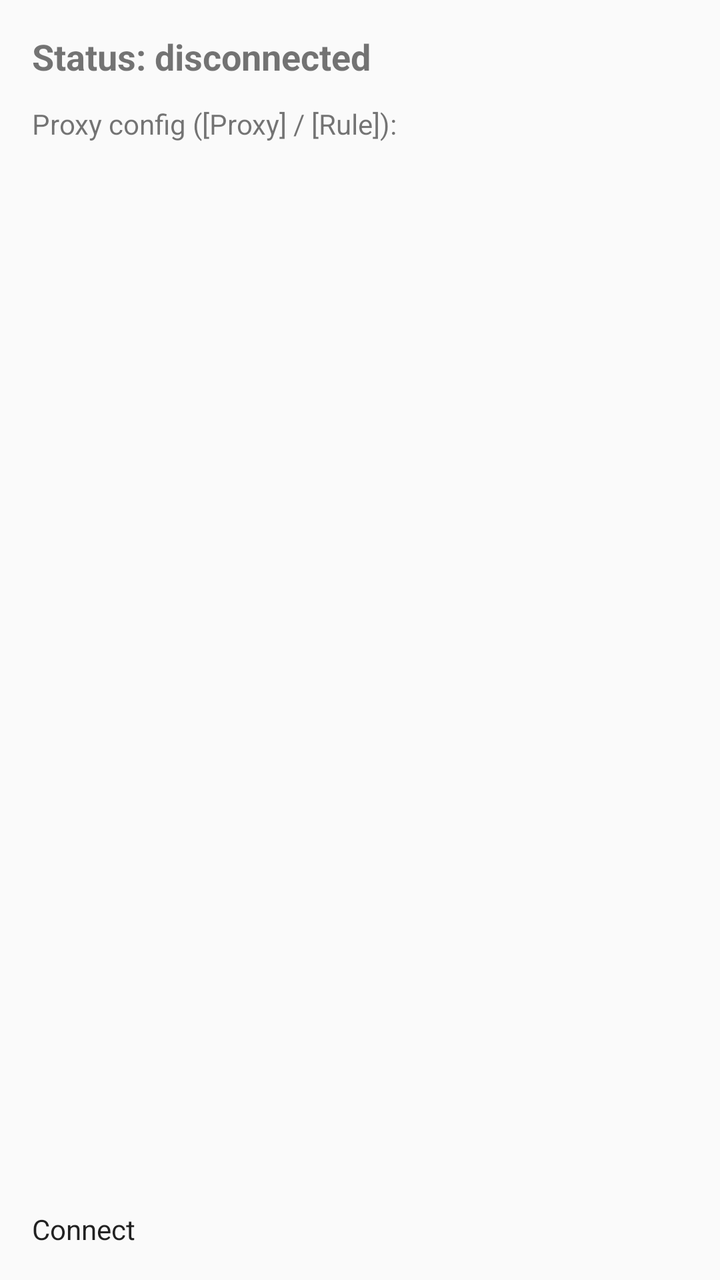
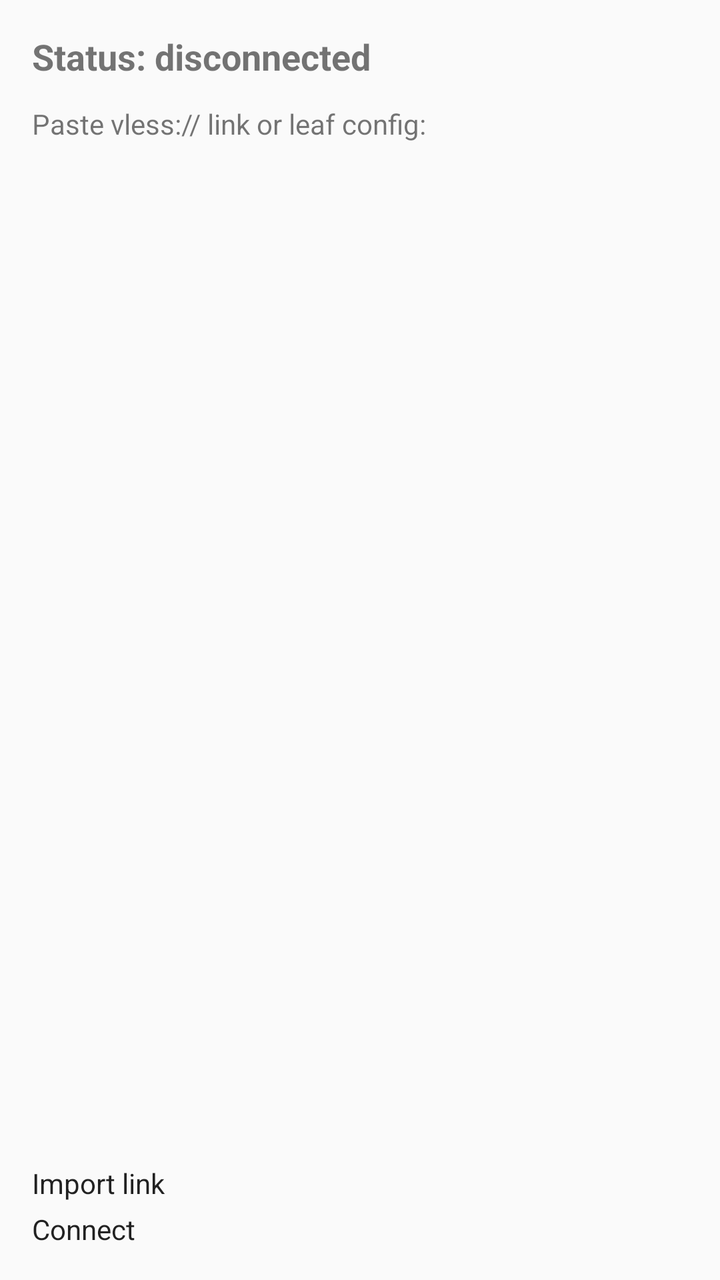

Two renders of the same Android screen: before a commit and after it. Below are the layout's source before the change and the commit's diff.
<!-- AndroidManifest.xml: application theme android:Theme.Material.Light -->
<!-- res/layout/activity_main.xml -->
<?xml version="1.0" encoding="utf-8"?>
<LinearLayout xmlns:android="http://schemas.android.com/apk/res/android"
    android:layout_width="match_parent"
    android:layout_height="match_parent"
    android:orientation="vertical"
    android:padding="16dp">

    <TextView
        android:id="@+id/status"
        android:layout_width="match_parent"
        android:layout_height="wrap_content"
        android:paddingBottom="12dp"
        android:text="Status: disconnected"
        android:textSize="18sp"
        android:textStyle="bold" />

    <TextView
        android:layout_width="match_parent"
        android:layout_height="wrap_content"
        android:paddingBottom="4dp"
        android:text="Proxy config ([Proxy] / [Rule]):" />

    <EditText
        android:id="@+id/configBox"
        android:layout_width="match_parent"
        android:layout_height="0dp"
        android:layout_weight="1"
        android:gravity="top"
        android:fontFamily="monospace"
        android:inputType="textMultiLine|textNoSuggestions"
        android:textSize="13sp" />

    <Button
        android:id="@+id/toggle"
        android:layout_width="match_parent"
        android:layout_height="wrap_content"
        android:layout_marginTop="12dp"
        android:text="Connect" />
</LinearLayout>
<!-- resources referenced by this layout -->
<resources>

</resources>

<!-- the commit's change to res/layout/activity_main.xml (unified diff, before → after) -->
@@ -18,7 +18,7 @@
         android:layout_width="match_parent"
         android:layout_height="wrap_content"
         android:paddingBottom="4dp"
-        android:text="Proxy config ([Proxy] / [Rule]):" />
+        android:text="Paste vless:// link or leaf config:" />
 
     <EditText
         android:id="@+id/configBox"
@@ -31,9 +31,16 @@
         android:textSize="13sp" />
 
     <Button
+        android:id="@+id/importBtn"
+        android:layout_width="match_parent"
+        android:layout_height="wrap_content"
+        android:layout_marginTop="12dp"
+        android:text="Import link" />
+
+    <Button
         android:id="@+id/toggle"
         android:layout_width="match_parent"
         android:layout_height="wrap_content"
-        android:layout_marginTop="12dp"
+        android:layout_marginTop="4dp"
         android:text="Connect" />
 </LinearLayout>
